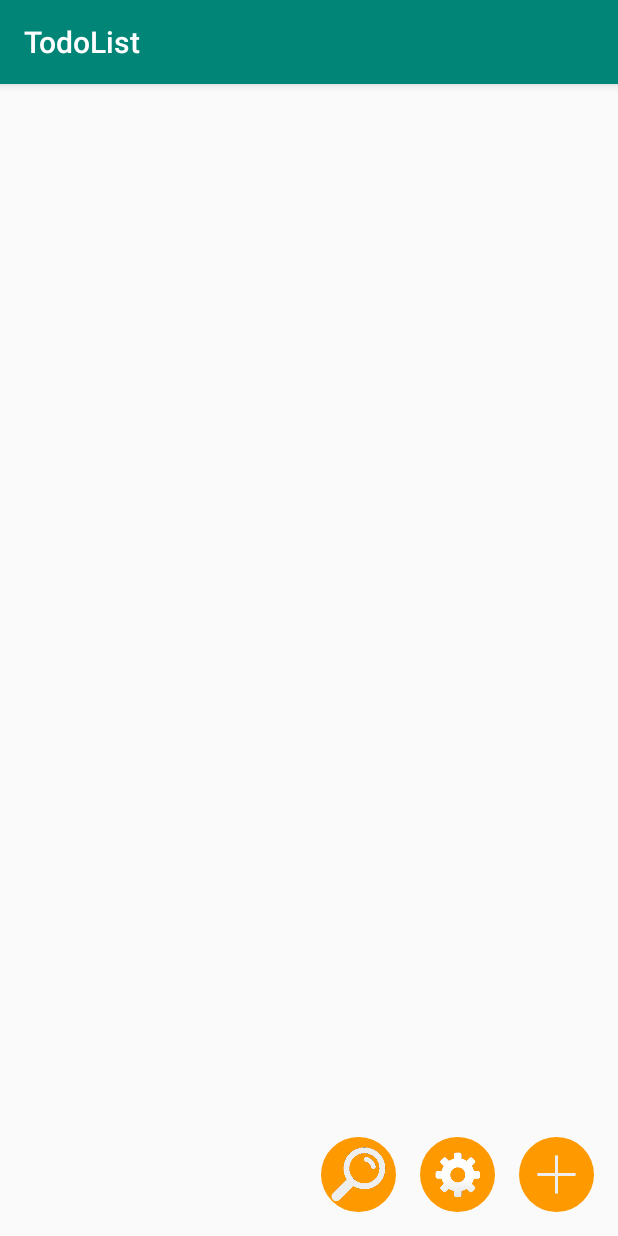
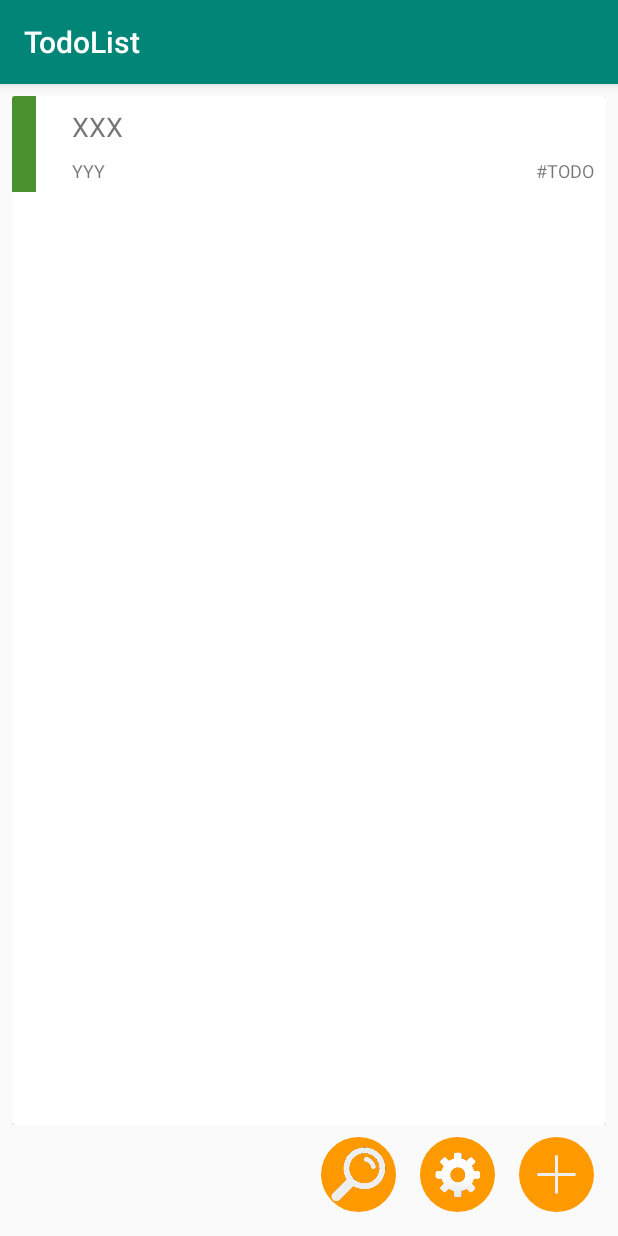
Before and after one commit to frealka/TodoList, an Android app: the screen it shows after launch (MainActivity), on a phone screen of 412 x 824 dp. Run offline under Robolectric (Android 15) with nearby library versions, the phone set to English and light mode, and no system bars.

Commit message:
display recycler view

```diff
--- a/app/build.gradle
+++ b/app/build.gradle
@@ -8,7 +8,7 @@ android {
     compileSdkVersion 28
     defaultConfig {
         applicationId "com.example.agata.todolist"
-        minSdkVersion 23
+        minSdkVersion 26
         targetSdkVersion 28
         versionCode 1
         versionName "1.0"
--- /dev/null
+++ b/app/src/main/java/com/example/agata/todolist/CardItem.kt
@@ -0,0 +1,13 @@
+package com.example.agata.todolist
+
+import java.time.LocalDate
+import java.time.format.DateTimeFormatter
+
+class CardItem(title: String, content: String, deadline: String, taskPriority: String) {
+    val title = title
+    val content = content
+    val deadline : LocalDate = LocalDate.parse(deadline, DateTimeFormatter.ofPattern("dd.MM.yyyy"))
+    val taskPriority: String = taskPriority
+
+
+}
--- /dev/null
+++ b/app/src/main/java/com/example/agata/todolist/ItemCardViewHolder.kt
@@ -0,0 +1,32 @@
+package com.example.agata.todolist
+
+import android.content.Context
+import android.support.v4.content.ContextCompat
+import android.support.v7.widget.RecyclerView
+import android.view.LayoutInflater
+import android.view.ViewGroup
+import android.widget.ImageView
+import android.widget.TextView
+
+class ItemCardViewHolder(inflater: LayoutInflater, parent: ViewGroup) :
+        RecyclerView.ViewHolder(inflater.inflate(R.layout.item_card, parent, false)){
+
+    private var title : TextView? = null
+    private var content : TextView? = null
+    private var deadline : TextView? = null
+    private var priority : ImageView? = null
+
+    init{
+        title = itemView.findViewById(R.id.titleTextView)
+        content = itemView.findViewById(R.id.contentTextView)
+        deadline = itemView.findViewById(R.id.deadlineTextView)
+        priority = itemView.findViewById(R.id.cardImageView)
+    }
+
+    fun bind(context: Context, cardItem: CardItem){
+        title?.text = cardItem.title
+        content?.text = cardItem.content
+        deadline?.text = "#TODO"
+        priority?.setBackgroundColor(ContextCompat.getColor(context, R.color.colorGreen))
+    }
+}
--- a/app/src/main/java/com/example/agata/todolist/MainActivity.kt
+++ b/app/src/main/java/com/example/agata/todolist/MainActivity.kt
@@ -4,16 +4,25 @@ import android.app.Activity
 import android.content.Intent
 import android.support.v7.app.AppCompatActivity
 import android.os.Bundle
+import android.support.v7.widget.LinearLayoutManager
+import android.support.v7.widget.RecyclerView
 import android.view.View
 import android.util.Log
 import kotlinx.android.synthetic.main.activity_main.*
 
 class MainActivity : AppCompatActivity() {
+    private val todoList : ArrayList<CardItem> = arrayListOf()
+
     override fun onCreate(savedInstanceState: Bundle?) {
         super.onCreate(savedInstanceState)
         setContentView(R.layout.activity_main)
+        todoList.add(CardItem("XXX", "YYY", "12.05.2020", "BBB"))
+        recyclerView.layoutManager = LinearLayoutManager(this@MainActivity)
+        recyclerView.apply {
+            adapter = RecyclerViewAdapter(todoList, context)
+        }
+    }
 
-    }
 
     fun addItem(view: View){
         val newIntent = Intent(this, AddItemActivity::class.java)
@@ -23,8 +32,12 @@ class MainActivity : AppCompatActivity() {
 
     override fun onActivityResult(requestCode: Int, resultCode: Int, data: Intent?) {
         super.onActivityResult(requestCode, resultCode, data)
-        if((requestCode == addItemRequestCode) and (resultCode == Activity.RESULT_OK)){
-            Log.d(TAG, "otrzymałem informację o kodzie $addItemRequestCode")
+        if(requestCode == addItemRequestCode){
+            if (resultCode == Activity.RESULT_OK){
+                Log.d(TAG, "otrzymałem informację o kodzie $addItemRequestCode")
+                // create recycler item
+
+            }
         }
     }
 
--- /dev/null
+++ b/app/src/main/java/com/example/agata/todolist/RecyclerViewAdapter.kt
@@ -0,0 +1,25 @@
+package com.example.agata.todolist
+
+import android.content.Context
+import android.support.v7.widget.RecyclerView
+import android.view.LayoutInflater
+import android.view.ViewGroup
+import android.widget.TextView
+import com.example.agata.todolist.R.id.parent
+
+class RecyclerViewAdapter(val items : ArrayList<CardItem>, val context: Context) :
+    RecyclerView.Adapter<ItemCardViewHolder>( ) {
+
+    override fun onBindViewHolder(p0: ItemCardViewHolder, p1: Int) {
+        p0.bind(context, items[p1])
+    }
+
+    override fun onCreateViewHolder(p0: ViewGroup, p1: Int): ItemCardViewHolder {
+        return ItemCardViewHolder(LayoutInflater.from(p0.context), p0)
+    }
+
+
+    override fun getItemCount(): Int {
+        return items.size
+    }
+}
--- a/app/src/main/res/layout/item_card.xml
+++ b/app/src/main/res/layout/item_card.xml
@@ -1,10 +1,11 @@
 <?xml version="1.0" encoding="utf-8"?>
 <android.support.v7.widget.CardView
         xmlns:android="http://schemas.android.com/apk/res/android"
-        xmlns:app="http://schemas.android.com/apk/res-auto" xmlns:tools="http://schemas.android.com/tools" android:layout_width="match_parent"
+        xmlns:app="http://schemas.android.com/apk/res-auto" android:layout_width="match_parent"
         android:layout_height="match_parent">
 <LinearLayout android:layout_width="match_parent" android:layout_height="wrap_content">
     <ImageView
+            android:id="@+id/cardImageView"
             android:layout_width="16dp"
             android:layout_height="64dp"
             android:background="@color/colorPrimary"/>
@@ -21,8 +22,9 @@
                 app:layout_constraintTop_toTopOf="parent"
                 app:layout_constraintStart_toStartOf="parent"
                 android:layout_marginStart="8dp"
-                android:id="@+id/textView"/>
+                android:id="@+id/titleTextView"/>
         <TextView
+                android:id="@+id/contentTextView"
                 android:layout_width="wrap_content"
                 android:layout_height="wrap_content"
                 android:textSize="12sp"
@@ -30,10 +32,11 @@
                 app:layout_constraintStart_toStartOf="parent"
                 android:layout_marginStart="8dp"
                 android:layout_marginTop="8dp"
-                app:layout_constraintTop_toBottomOf="@+id/textView"
+                app:layout_constraintTop_toBottomOf="@+id/titleTextView"
                 android:layout_marginBottom="8dp"
                 app:layout_constraintBottom_toBottomOf="parent"/>
         <TextView
+                android:id="@+id/deadlineTextView"
                 android:layout_width="wrap_content"
                 android:layout_height="wrap_content"
                 android:text="27.03.2019"
```
Also changed, not shown: app/src/main/java/com/example/agata/todolist/AddItemActivity.kt (+38 -1 lines), app/src/main/res/layout/activity_add_item.xml (+7 -6 lines).
